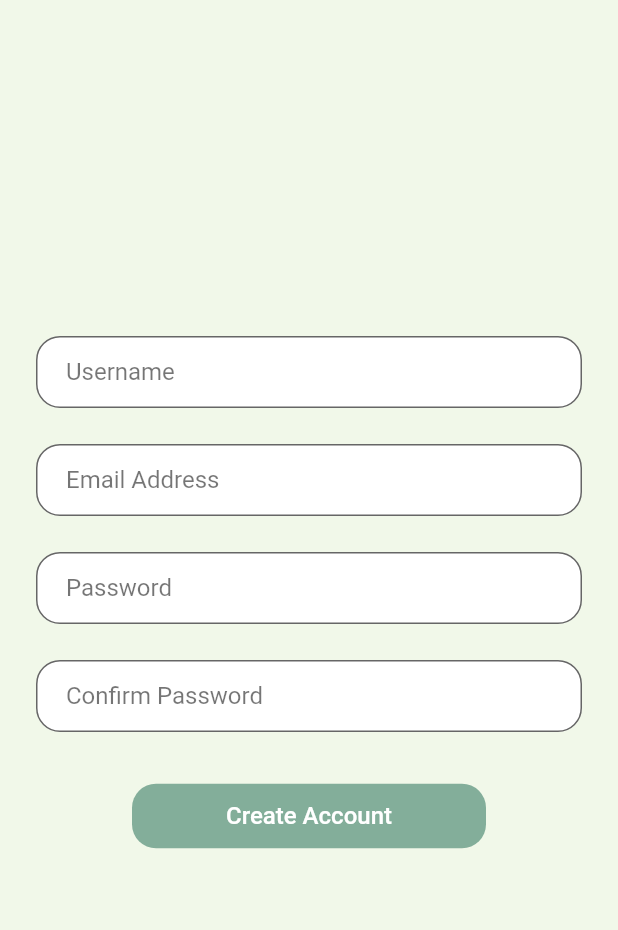
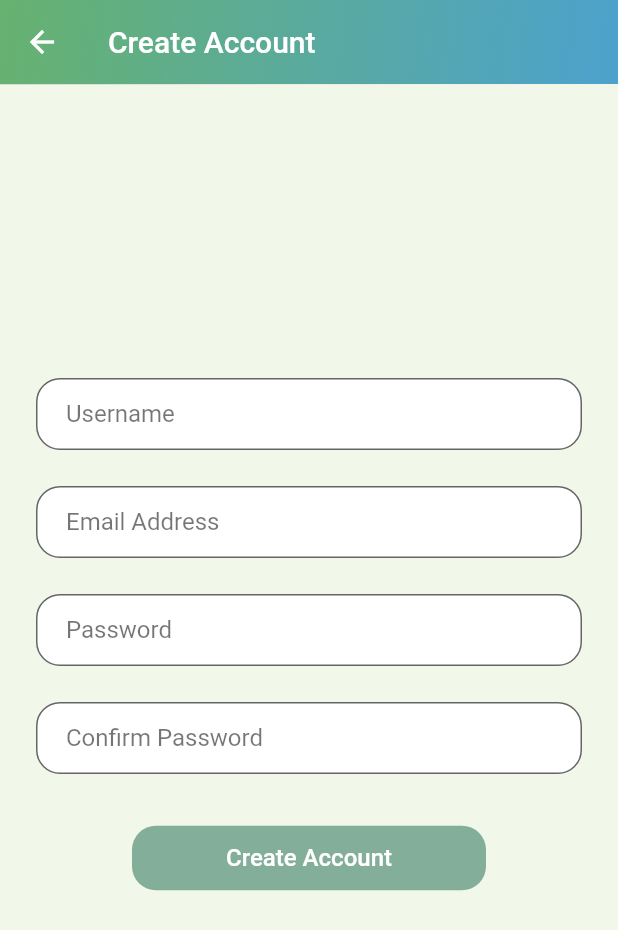
Before and after one commit to cidneyho/ggHack-frontend, a Flutter app: the CreateAccountPage screen opened by its route, on a phone screen of 412 x 824 dp. Shown: the top 930 px of the screen. Run offline on Flutter 3.47's test engine with Material 2 defaults, Android fonts, the phone set to English and light mode, and no system bars; our stand-ins replace flutter_slidable, geolocator, image_picker, material_design_icons_flutter, progress_dialog, qr_flutter and 1 more; missing offline and left inert: barcode_scan, flutter_picker, imgur; accounts and stored records are empty.

```diff
--- a/lib/CreateAccountPage.dart
+++ b/lib/CreateAccountPage.dart
@@ -84,6 +84,15 @@ class CreateAccountPage extends StatelessWidget {
     );
 
     return Scaffold(
+      appBar: new AppBar(
+        elevation: 0.2,
+        title: Text("Create Account", style: TextStyle(color: Colors.white)),
+        leading: BackButton(color: Colors.white),
+        flexibleSpace: Container(
+          decoration: getGradientBox(),
+        ),
+        iconTheme: IconThemeData(color: Colors.white),
+      ),
       backgroundColor: colorBackground,
       body: Center(
         child: ListView(
@@ -102,7 +111,7 @@ class CreateAccountPage extends StatelessWidget {
   }
 
   void _createAccountPressed(BuildContext context) async {
-    ProgressDialog pr = ProgressDialog(context,type: ProgressDialogType.Normal, isDismissible: false, showLogs: false);
+    ProgressDialog pr = ProgressDialog(context,type: ProgressDialogType.Normal, isDismissible: true, showLogs: false);
     await pr.show();
     String response = await Requester().createAccount(
       _emailaddController.text,
--- a/lib/CreateServicePage.dart
+++ b/lib/CreateServicePage.dart
@@ -225,7 +225,7 @@ class _CreateServiceState extends State<CreateServicePage> {
             placeId: _placeIdController.text,
           );
 
-          ProgressDialog pr = ProgressDialog(context,type: ProgressDialogType.Normal, isDismissible: false, showLogs: false);
+          ProgressDialog pr = ProgressDialog(context,type: ProgressDialogType.Normal, isDismissible: true, showLogs: false);
           await pr.show();
           await Requester()
               .createService(User.token, toCreate)
@@ -290,6 +290,7 @@ class _CreateServiceState extends State<CreateServicePage> {
       elevation: 0.2,
       centerTitle: true,
       title: _appBarTitle,
+      leading: BackButton(color: Colors.white),
       flexibleSpace: Container(
         decoration: getGradientBox(),
       ),
--- a/lib/CustomerRListPage.dart
+++ b/lib/CustomerRListPage.dart
@@ -47,7 +47,7 @@ class _CustomerRListPageState extends State<CustomerRListPage> {
   }
 
   void _getReservations() async {
-    ProgressDialog pr = ProgressDialog(context,type: ProgressDialogType.Normal, isDismissible: false, showLogs: false);
+    ProgressDialog pr = ProgressDialog(context,type: ProgressDialogType.Normal, isDismissible: true, showLogs: false);
     await pr.show();
     ReservationList reservations = await Requester()
         .customerRenderReservationList(User.token)
@@ -266,7 +266,7 @@ class _CustomerRListPageState extends State<CustomerRListPage> {
                             ),
                             FlatButton(
                                 onPressed: () async {
-                                  ProgressDialog pr = ProgressDialog(context,type: ProgressDialogType.Normal, isDismissible: false, showLogs: false);
+                                  ProgressDialog pr = ProgressDialog(context,type: ProgressDialogType.Normal, isDismissible: true, showLogs: false);
                                   await pr.show();
                                   await Requester()
                                       .cancelReservation(
--- a/lib/DetailsPage.dart
+++ b/lib/DetailsPage.dart
@@ -323,7 +323,7 @@ class _DetailsPageState extends State<DetailsPage> {
         hideHeader: true,
         title: new Text(reservePopupText),
         onConfirm: (Picker picker, List value) async {
-          ProgressDialog pr = ProgressDialog(context,type: ProgressDialogType.Normal, isDismissible: false, showLogs: false);
+          ProgressDialog pr = ProgressDialog(context,type: ProgressDialogType.Normal, isDismissible: true, showLogs: false);
           await pr.show();
           int bookDate = value[0];
           int bookTime = int.parse(picker.getSelectedValues()[1]);
--- a/lib/LoginPage.dart
+++ b/lib/LoginPage.dart
@@ -58,7 +58,7 @@ class _LoginPageState extends State<LoginPage> {
           borderRadius: BorderRadius.circular(16),
         ),
         onPressed: () async {
-          ProgressDialog pr = ProgressDialog(context,type: ProgressDialogType.Normal, isDismissible: false, showLogs: false);
+          ProgressDialog pr = ProgressDialog(context,type: ProgressDialogType.Normal, isDismissible: true, showLogs: false);
           await pr.show();
           User.name = _usernameController.text;
           User.token = await Requester().login(
```
Also changed, not shown: lib/HomePage.dart (+26 -12 lines), lib/ProviderHomePage.dart (+4 -4 lines), 1 other file.
